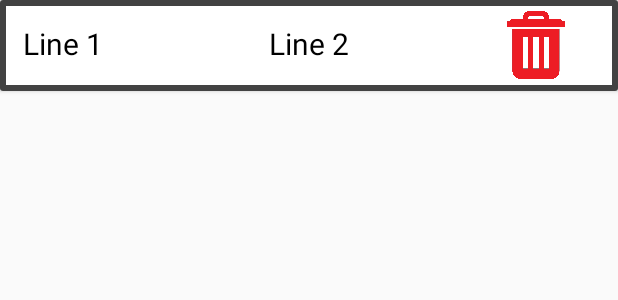
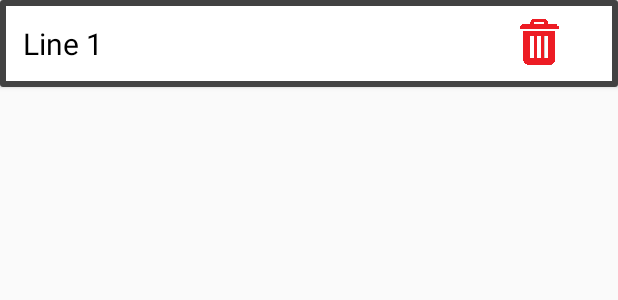
Before and after one commit to mglaser001/WorkoutIntervalTimer, an Android app: the layout database_item_layout.xml on its own in the app's theme, with its tools: preview values and no code run, on a phone screen of 412 x 824 dp. Shown: the top 300 px of the screen. Run offline under Robolectric (Android 15) with nearby library versions, the phone set to English and light mode, and no system bars.

Commit message:
-Remove id from loadworkout

```diff
--- a/app/src/main/java/com/mg/database/DatabaseItemAdapter.java
+++ b/app/src/main/java/com/mg/database/DatabaseItemAdapter.java
@@ -29,13 +29,11 @@ public class DatabaseItemAdapter extends RecyclerView.Adapter<DatabaseItemAdapte
     }
     public static class DBViewHolder extends RecyclerView.ViewHolder{
         public TextView mWorkoutName;
-        public TextView mWorkoutTime;
         public ImageView mDeleteButton;
 
         public DBViewHolder(View itemView, final OnItemClickListener listener){
             super(itemView);
             mWorkoutName = itemView.findViewById(R.id.workoutNameTV);
-            mWorkoutTime = itemView.findViewById(R.id.workoutTimeTV);
             mDeleteButton = itemView.findViewById(R.id.deleteButton);
 
             mDeleteButton.setOnClickListener(new View.OnClickListener() {
@@ -79,7 +77,6 @@ public class DatabaseItemAdapter extends RecyclerView.Adapter<DatabaseItemAdapte
         DataBaseViewItems currentItem = mDataBaseViewItemsList.get(position);
 
         dbViewHolder.mWorkoutName.setText(currentItem.getWorkoutName());
-        dbViewHolder.mWorkoutTime.setText(currentItem.getmWorkoutId());
     }
 
     @Override
--- a/app/src/main/res/layout/database_item_layout.xml
+++ b/app/src/main/res/layout/database_item_layout.xml
@@ -20,26 +20,18 @@
             android:textSize="20sp"
             android:textColor="@android:color/black"
             android:padding="10dp"/>
-        <TextView
-            android:id="@+id/workoutTimeTV"
-            android:layout_width="wrap_content"
-            android:layout_height="wrap_content"
-            android:layout_centerHorizontal="true"
-            android:text="Line 2"
-            android:textSize="20sp"
-            android:textColor="@android:color/black"
-            android:padding="10dp"/>
+
 
         <ImageView
             android:id="@+id/deleteButton"
-            android:layout_width="50dp"
-            android:layout_height="50dp"
+            android:layout_width="35dp"
+            android:layout_height="45dp"
+            android:layout_alignParentEnd="true"
+            android:layout_marginEnd="29dp"
+            android:padding="2dp"
             android:scaleX="1"
             android:scaleY="1"
-            android:layout_marginStart="90dp"
-            android:layout_toEndOf="@+id/workoutTimeTV"
-            android:padding="2dp"
-            android:src="@drawable/icontrash"/>
+            android:src="@drawable/icontrash" />
 
     </RelativeLayout>
 
```
Also changed, not shown: app/src/main/java/com/mg/workoutintervalapp/SimpleTimerMenuActivity.java (+5 -5 lines), app/src/main/res/layout/activity_load_timer.xml (+2 -10 lines).
